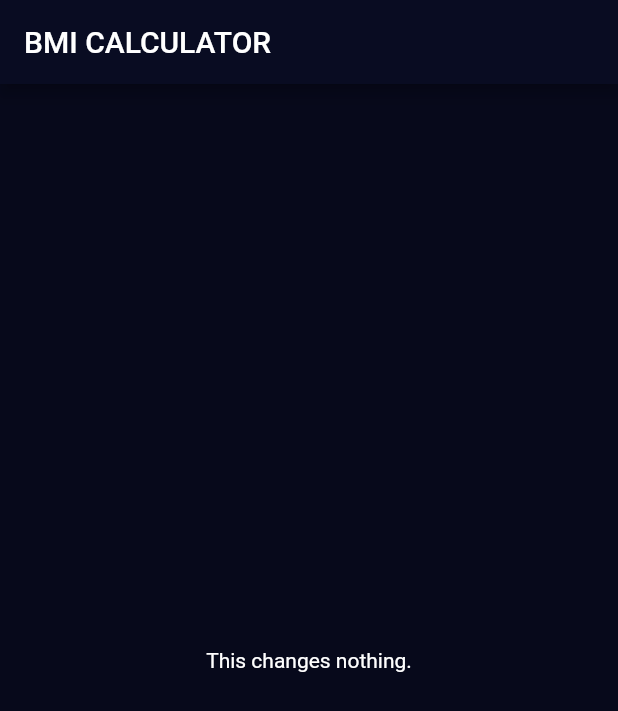
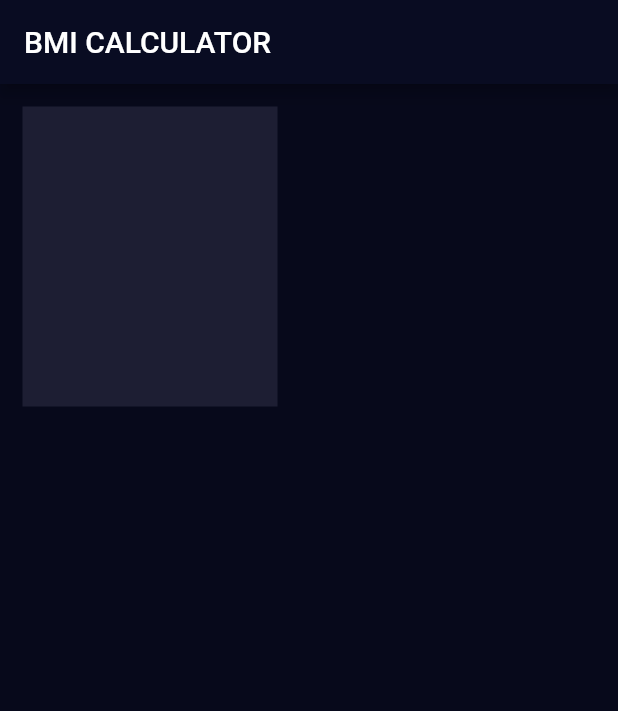
Before and after one commit to trellaren/bmi-calculator, a Flutter app: the screen it shows after launch, on a phone screen of 412 x 824 dp. Shown: the top 711 px of the screen. Run offline on Flutter 3.47's test engine with Material 2 defaults, Android fonts, the phone set to English and light mode, and no system bars.

Commit message:
starting into container.

```diff
--- a/lib/input_page.dart
+++ b/lib/input_page.dart
@@ -12,8 +12,14 @@ class _InputPageState extends State<InputPage> {
       appBar: AppBar(
         title: Text('BMI CALCULATOR'),
       ),
-      body: Center(
-        child: Text('This changes nothing.'),
+      body: Container(
+        color: Color(0xFF1D1E33),
+        margin: EdgeInsets.all(15.0),
+        height: 200,
+        width: 170.0,
+        decoration: BoxDecoration(
+          borderRadius: BorderRadius.circular(10.0),
+        ),
       ),
     );
   }
```
